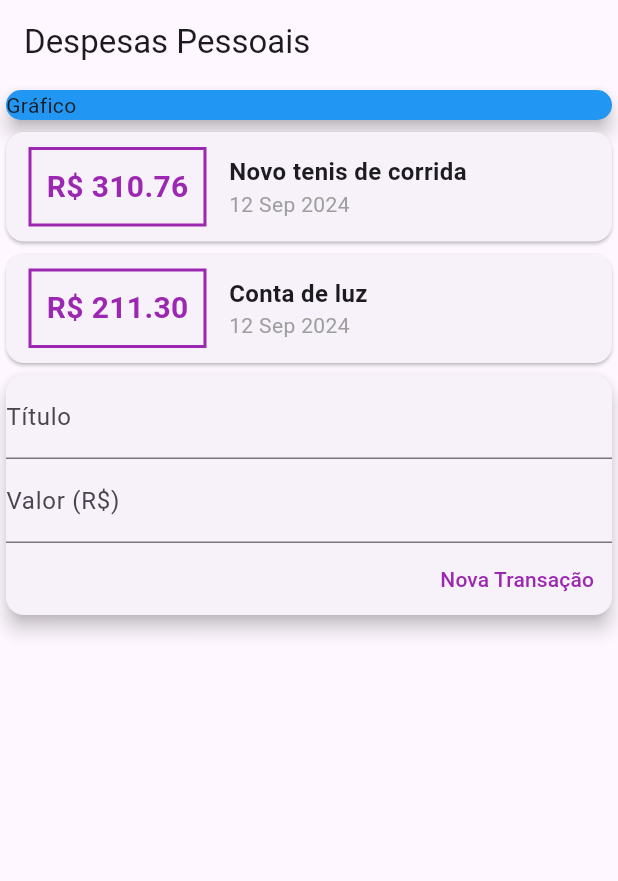
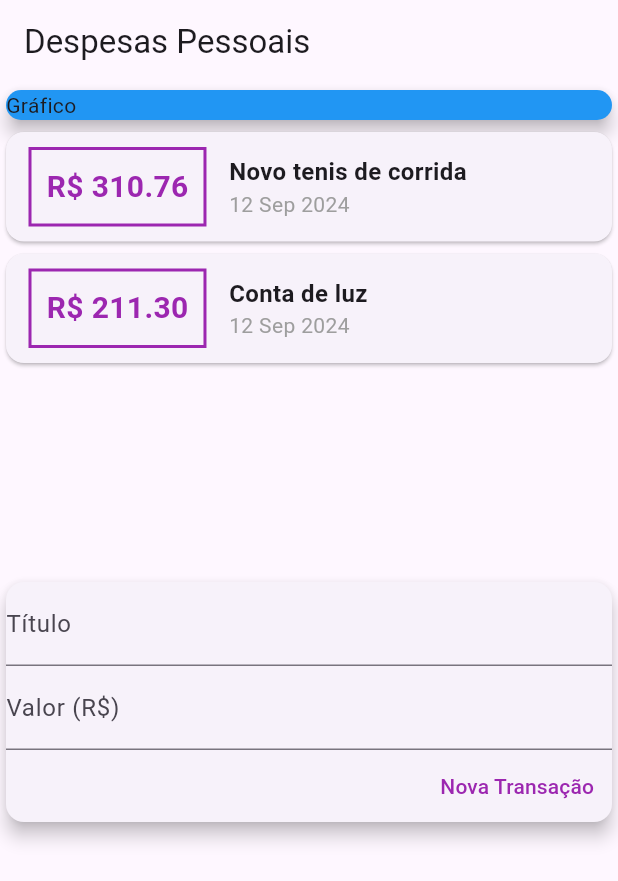
Before and after one commit to BrunoLFSantos/expenses, a Flutter app: the screen it shows after launch, after a tap on "Nova Transação", on a phone screen of 412 x 824 dp. Shown: the top 881 px of the screen. Run offline on Flutter 3.47's test engine with Material 3 defaults, Android fonts, the phone set to English and light mode, and no system bars.

Commit message:
Implementação do listview

```diff
--- a/lib/componets/transaction_form.dart
+++ b/lib/componets/transaction_form.dart
@@ -31,7 +31,7 @@ class TransactionForm extends StatelessWidget {
                         TextButton(
                           onPressed: (){
                             final title = titleController.text;
-                            final value = double.parse(valueController.text) ?? 0.0;
+                            final value = double.parse(valueController.text);
                             onSubmit(title, value);
                           },
                           child: Text('Nova Transação',
--- a/lib/componets/transaction_list.dart
+++ b/lib/componets/transaction_list.dart
@@ -10,8 +10,12 @@ class TransactionList extends StatelessWidget {
 
   @override
   Widget build(BuildContext context) {
-    return Column(
-              children: transactions.map((tr){
+    return Container(
+      height: 300,
+      child: ListView.builder(
+                itemCount: transactions.length,
+                itemBuilder: (ctx, index) {
+                  final tr = transactions[index];
                   return Card(
                     child: Row(
                       children: [
@@ -53,7 +57,8 @@ class TransactionList extends StatelessWidget {
                       ],
                     ),
                   );
-              }).toList(),
+                },
+              ),
     );
   }
 }
--- a/lib/main.dart
+++ b/lib/main.dart
@@ -24,7 +24,8 @@ class MyHomePage extends StatelessWidget {
       appBar: AppBar(
         title: Text('Despesas Pessoais'),
       ),
-      body: Column(
+      body: SingleChildScrollView(
+        child: Column(
           crossAxisAlignment: CrossAxisAlignment.stretch,
           children: [
             Container(
@@ -37,6 +38,7 @@ class MyHomePage extends StatelessWidget {
             TransactionUser(),
           ],
         ),
+      ),
     );
   }
 }
```
Lines whose indentation alone changed are shown as unchanged.
